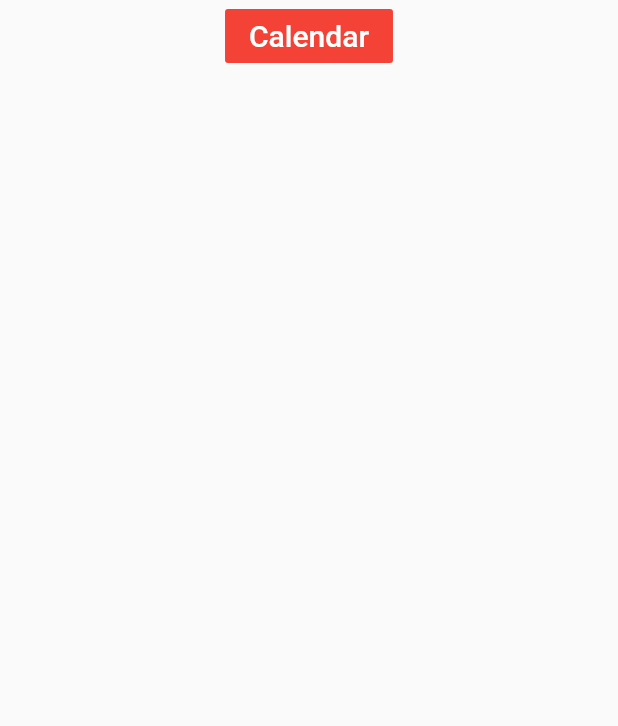
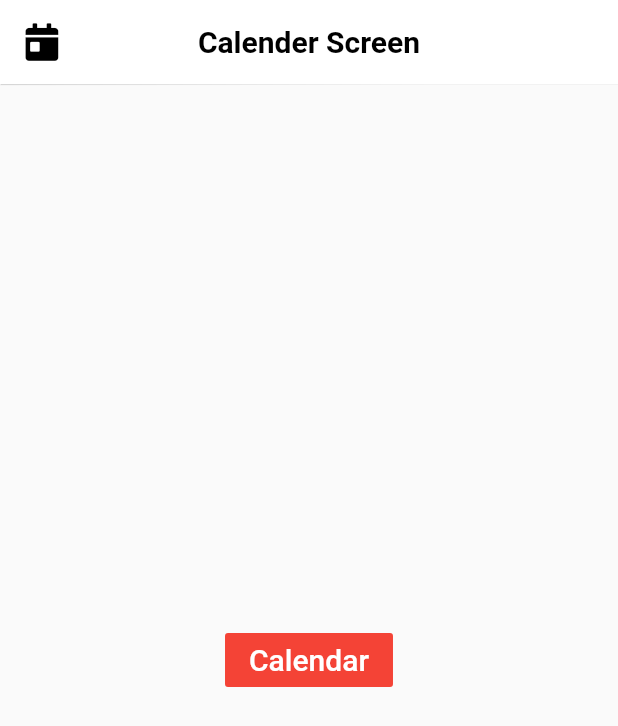
Before and after one commit to dhirajdarakhe/Pict-Sport-App, a Flutter app: the CalendarScreen screen opened directly, on a phone screen of 412 x 824 dp. Shown: the top 726 px of the screen. Run offline on Flutter 3.47's test engine with Material 2 defaults, Android fonts, the light colour scheme and no system bars; our stand-ins replace bubble, circular_profile_avatar, cloud_firestore, datetime_picker_formfield, dropdown_button2, firebase_auth and 7 more; missing offline and left inert: firebase_auth_oauth; accounts and stored records are empty; network calls fail.

Commit message:
updated by dhiraj

```diff
--- a/lib/screens/calender/calendar.dart
+++ b/lib/screens/calender/calendar.dart
@@ -1,4 +1,9 @@
 import 'package:flutter/material.dart';
+import 'package:font_awesome_flutter/font_awesome_flutter.dart';
+import 'package:psa/screens/Home/table_tennis/table_tannis_main_screen.dart';
+import 'package:psa/screens/calender/table_tennis/table_tannis_main_screen.dart';
+import 'package:psa/screens/calender/table_tennis/table_tennis_issue_screen.dart';
+import 'package:psa/screens/drawer/drawer.dart';
 
 class CalendarScreen extends StatefulWidget {
   const CalendarScreen({Key? key}) : super(key: key);
@@ -10,20 +15,44 @@ class CalendarScreen extends StatefulWidget {
 class _CalendarScreenState extends State<CalendarScreen> {
   @override
   Widget build(BuildContext context) {
-    return Center(
-      child:Column(
-        children: [
-          FlatButton(
+    return Scaffold(
+      drawer: const Drawer(
+        child: App_Drawer(),
+      ),
+      appBar: AppBar(
+          elevation: 0.3,
+          backgroundColor: Colors.white,
+
+          centerTitle: true,
+          title: const Text('Calender Screen',style: TextStyle(
+            color: Colors.black,
+            fontSize: 20,
+            fontWeight: FontWeight.bold,
+          ),),leading:  IconButton(
+        icon: const FaIcon(
+          FontAwesomeIcons.calendarDay,
+          size: 25,color: Colors.black,
+        ),
+        onPressed: () {
+          // do something
+        },
+      )
+      ),
+      body: Center(
+        child:FlatButton(
           color: Colors.red,
           onPressed: ()
           {
+            Navigator.push(context,
+                MaterialPageRoute(builder: (context) {
+                  return TabletannisScreen();
+                }));
           },
           child: const Text('Calendar',style: TextStyle(
             color: Colors.white,
             fontSize: 20,
           ),),
         ),
-        ],
       ),
     );
   }
--- /dev/null
+++ b/lib/screens/calender/table_tennis/table_tannis_main_screen.dart
@@ -0,0 +1 @@
+// TODO Implement this library.
--- /dev/null
+++ b/lib/screens/calender/table_tennis/table_tennis_issue_screen.dart
@@ -0,0 +1 @@
+// TODO Implement this library.
--- a/lib/screens/profile/profile_screen.dart
+++ b/lib/screens/profile/profile_screen.dart
@@ -34,7 +34,7 @@ class _Profile_ScreenState extends State<Profile_Screen> {
     return Scaffold(
         backgroundColor: Colors.white,
         body: SingleChildScrollView(
-          physics: const BouncingScrollPhysics(),
+          // physics: const BouncingScrollPhysics(),
           child: Column(
             children: <Widget>[
               StackContainer2(),
```
Also changed, not shown: lib/screens/announcements/announcement_screen.dart (+33 -5 lines), lib/screens/chats/chat_screen.dart (+35 -3 lines), lib/screens/intial_page.dart (+5 -5 lines), lib/screens/otherUserDetails/helper/stack_container.dart (+13 -16 lines), lib/screens/profile/helper/widget/StackConatiner2.dart (+37 -0 lines). Lines whose indentation alone changed are shown as unchanged.
